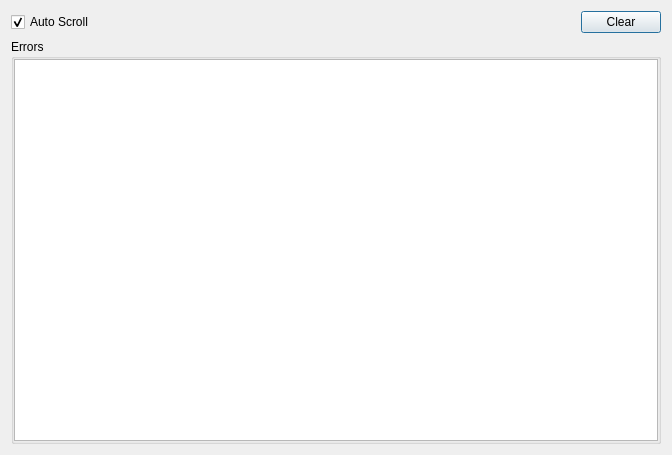
Above: src/dialogs/errorlogdialog.ui from ModbusScope/ModbusScope before the change. Below: the same form after it.
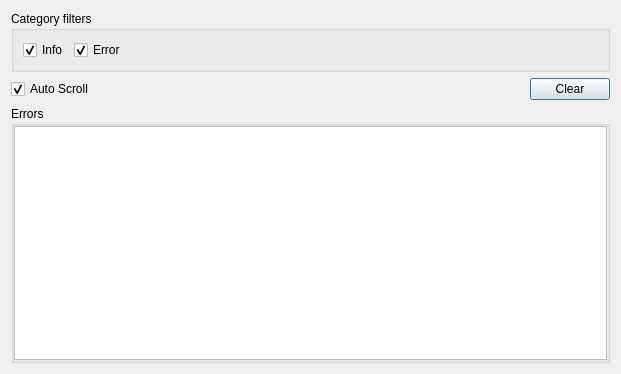
That is the form after the change.

Commit message: Add filter for info/error logs

```diff
--- a/src/dialogs/errorlogdialog.ui
+++ b/src/dialogs/errorlogdialog.ui
@@ -6,14 +6,56 @@
    <rect>
     <x>0</x>
     <y>0</y>
-    <width>672</width>
-    <height>455</height>
+    <width>621</width>
+    <height>374</height>
    </rect>
   </property>
   <property name="windowTitle">
    <string>Error log</string>
   </property>
-  <layout class="QVBoxLayout" name="verticalLayout">
+  <layout class="QVBoxLayout" name="verticalLayout" stretch="0,0,1">
+   <item>
+    <widget class="QGroupBox" name="groupBox_2">
+     <property name="title">
+      <string>Category filters</string>
+     </property>
+     <layout class="QHBoxLayout" name="horizontalLayout_3">
+      <item>
+       <widget class="QCheckBox" name="checkInfo">
+        <property name="text">
+         <string>Info</string>
+        </property>
+        <property name="checked">
+         <bool>true</bool>
+        </property>
+       </widget>
+      </item>
+      <item>
+       <widget class="QCheckBox" name="checkError">
+        <property name="text">
+         <string>Error</string>
+        </property>
+        <property name="checked">
+         <bool>true</bool>
+        </property>
+       </widget>
+      </item>
+      <item>
+       <spacer name="horizontalSpacer_2">
+        <property name="orientation">
+         <enum>Qt::Horizontal</enum>
+        </property>
+        <property name="sizeHint" stdset="0">
+         <size>
+          <width>40</width>
+          <height>20</height>
+         </size>
+        </property>
+       </spacer>
+      </item>
+     </layout>
+    </widget>
+   </item>
    <item>
     <layout class="QHBoxLayout" name="horizontalLayout">
      <item>
@@ -53,7 +95,7 @@
      <property name="title">
       <string>Errors</string>
      </property>
-     <layout class="QHBoxLayout" name="horizontalLayout_2">
+     <layout class="QHBoxLayout" name="horizontalLayout_2" stretch="0">
       <property name="spacing">
        <number>0</number>
       </property>
```
The commit also changes 8 other files.
